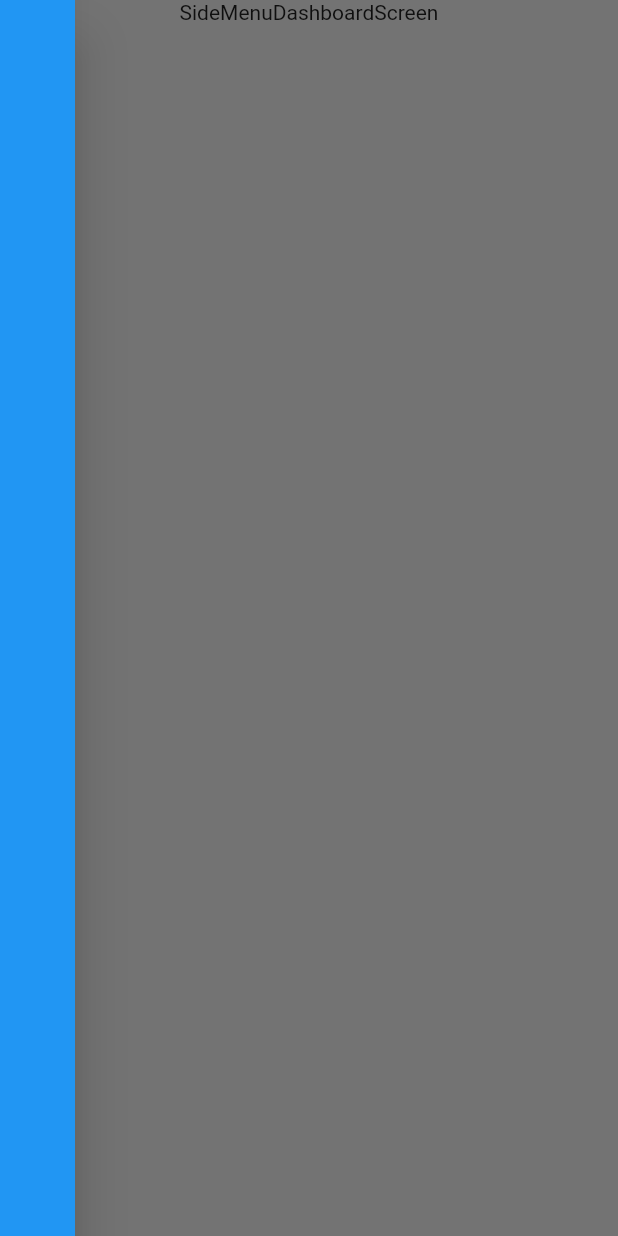
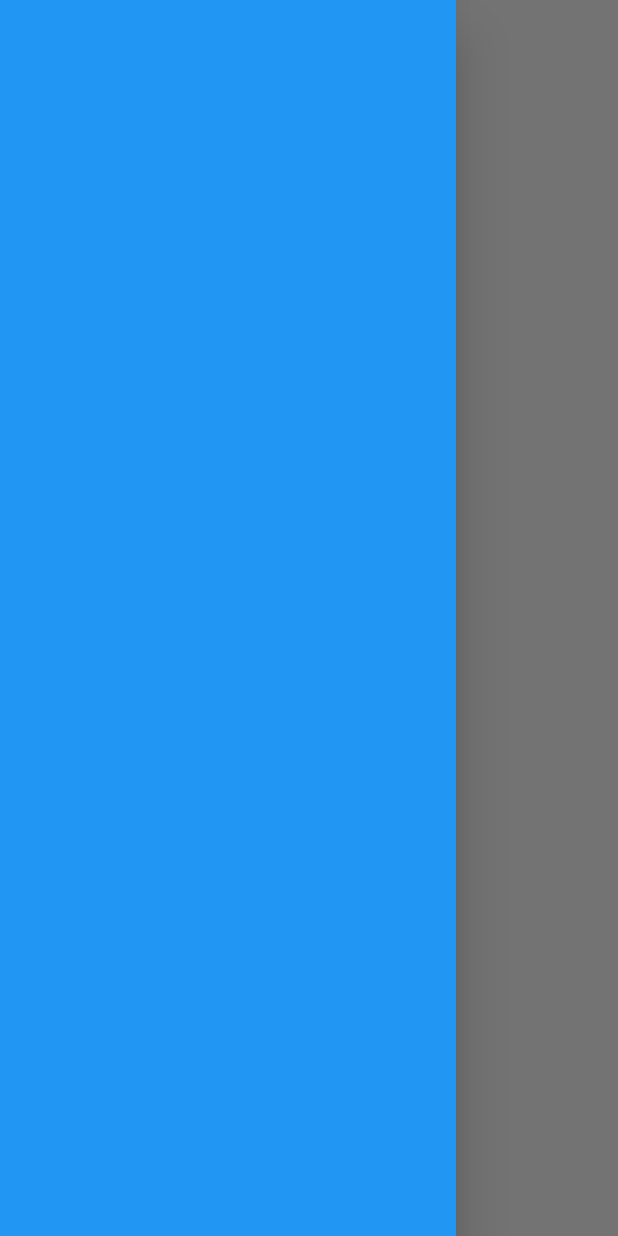
Before and after one commit to Devsaci/grocery_app_adminpanel_hadji_V1, a Flutter app: the screen it shows after launch, with the side drawer open, on a phone screen of 412 x 824 dp. Run offline on Flutter 3.47's test engine with Material 2 defaults, Android fonts, the phone set to English and light mode, and no system bars.

Commit message:
child: ListView(

```diff
--- a/lib/widgets/side_menu.dart
+++ b/lib/widgets/side_menu.dart
@@ -12,9 +12,8 @@ class _SideMenuState extends State<SideMenu> {
   Widget build(BuildContext context) {
     return Drawer(
       backgroundColor: Colors.blue,
-      width: 50,
-      child: Container(
-        width: 100,
+      child: ListView(
+        children: [],
       ),
     );
   }
```
